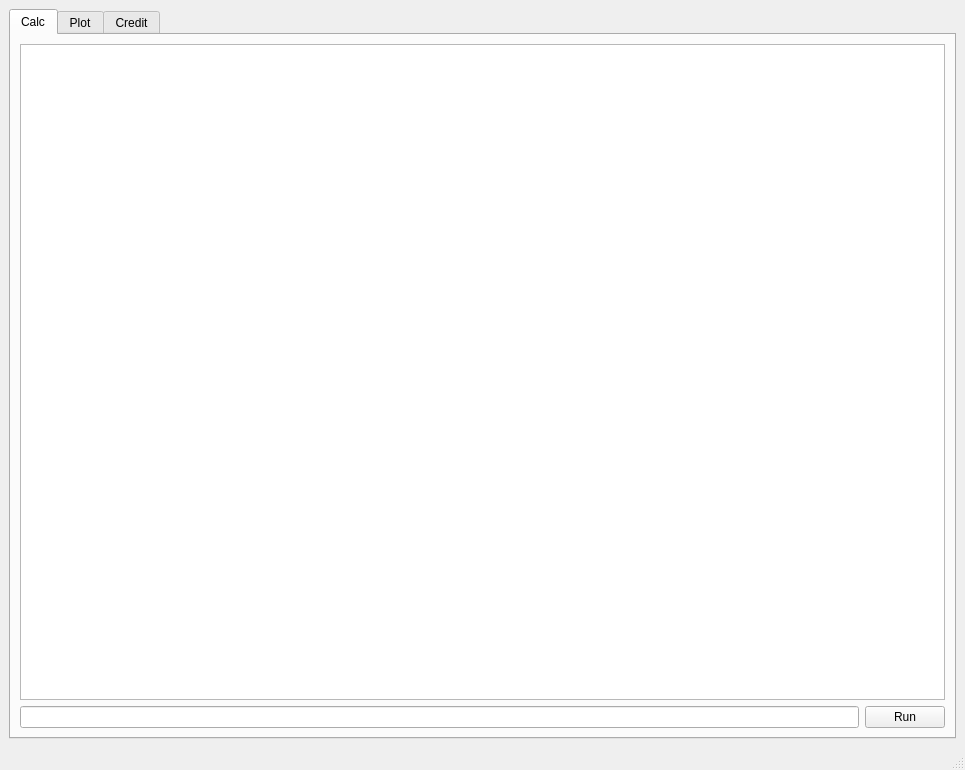
Old version of the form appsmartcalc/view.ui in the repository Vojan-Najov/SmartCalc_v2.0.
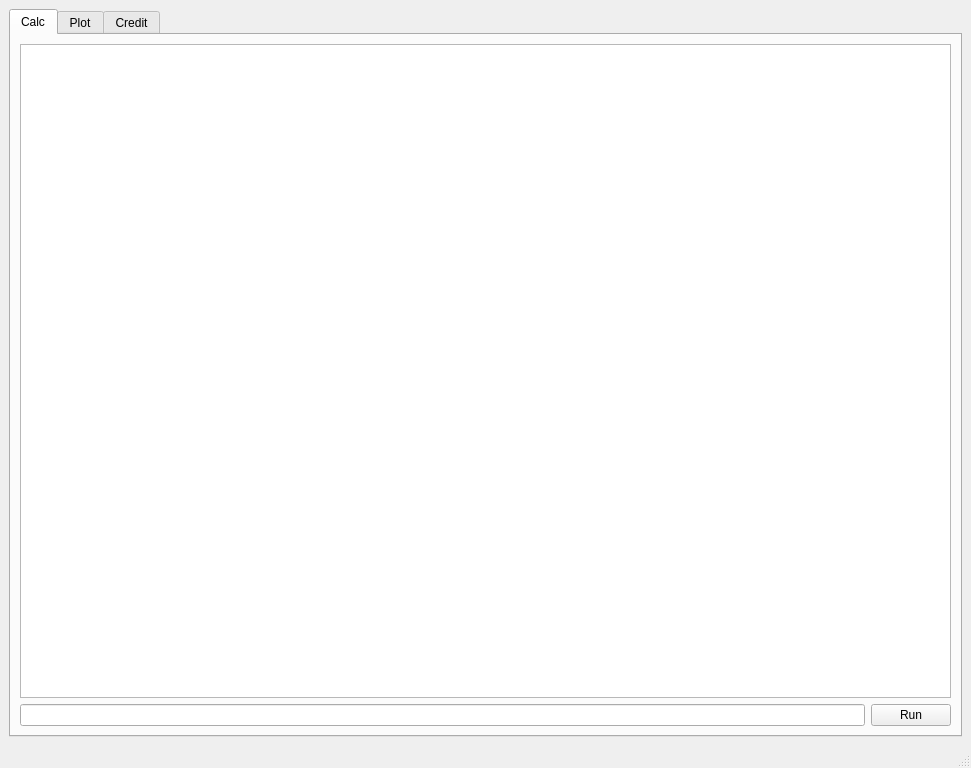
New version of the form. The open tabs and pages were chosen to show the change. Custom widgets are drawn as their Qt base class.

What changed in the file:
```diff
--- a/appsmartcalc/view.ui
+++ b/appsmartcalc/view.ui
@@ -6,8 +6,8 @@
    <rect>
     <x>0</x>
     <y>0</y>
-    <width>965</width>
-    <height>770</height>
+    <width>971</width>
+    <height>768</height>
    </rect>
   </property>
   <property name="windowTitle">
```
Left out of the diff: 4 changed lines with no effect on the pictures.
